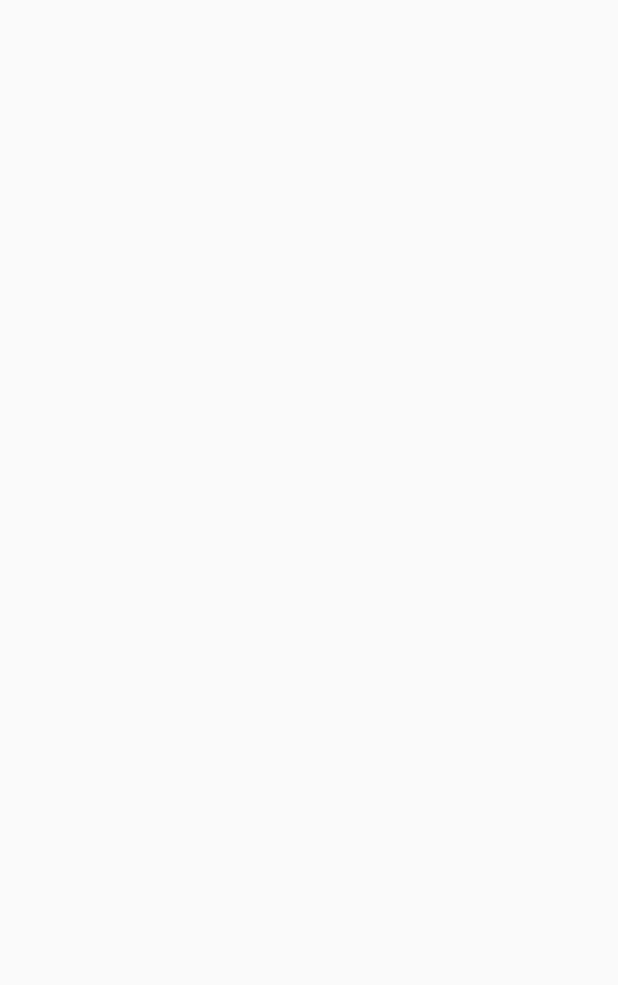
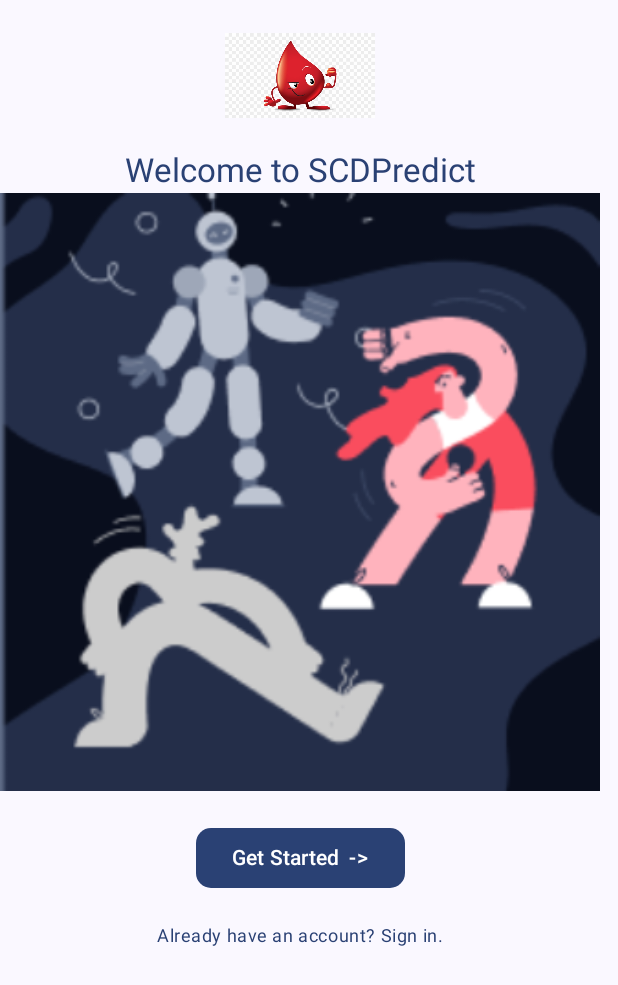
Before and after one commit to SharonWendoh/SCDPredict, an Android app built with Jetpack Compose: the screen it shows after launch (MainActivity), on a phone screen of 412 x 824 dp. Before the commit the part shown is empty. Shown: the top 985 px of the screen. Run offline under Robolectric (Android 15) with nearby library versions, the light colour scheme and no system bars.

Commit message:
Created welcome page and added buttons component

```diff
--- a/app/src/main/java/com/example/scdpredict/Components/Texts.kt
+++ b/app/src/main/java/com/example/scdpredict/Components/Texts.kt
@@ -8,7 +8,7 @@ import androidx.compose.ui.tooling.preview.Preview
 import com.example.scdpredict.ui.theme.SCDPredictTheme
 
 @Composable
-fun normalText(
+fun NormalText(
     modifier: Modifier,
     text: String
 ){
@@ -21,13 +21,37 @@ fun normalText(
 
 }
 
+@Composable
+fun TitleText(
+    modifier: Modifier,
+    text: String
+){
+    Text(text = text,
+    style = MaterialTheme.typography.titleLarge,
+        color = MaterialTheme.colorScheme.primary,
+        modifier = Modifier
+            .then(modifier)
+        )
+}
+
 @Preview
 @Composable
-fun normalTextPreview(){
+fun NormalTextPreview(){
     SCDPredictTheme() {
-        normalText(
+        NormalText(
             modifier = Modifier,
             text = "Sharon Wendoh"
         )
     }
 }
+
+@Preview
+@Composable
+fun TitleTextPreview(){
+    SCDPredictTheme() {
+        TitleText(
+            modifier = Modifier,
+            text = "Sharon Wendoh"
+        )
+    }
+}
--- a/app/src/main/java/com/example/scdpredict/navigation/Navigation.kt
+++ b/app/src/main/java/com/example/scdpredict/navigation/Navigation.kt
@@ -6,7 +6,7 @@ import androidx.navigation.compose.NavHost
 import androidx.navigation.compose.composable
 import androidx.navigation.compose.rememberNavController
 import com.example.scdpredict.screens.animatedSplashScreen
-import com.example.scdpredict.screens.welcome
+import com.example.scdpredict.screens.Welcome
 
 @Composable
 fun Navigation(){
@@ -21,7 +21,7 @@ fun Navigation(){
         }
 
         composable(route = Screen.Welcome.route){
-            welcome()
+            Welcome()
         }
     }
 }
--- a/app/src/main/java/com/example/scdpredict/screens/SplashScreen.kt
+++ b/app/src/main/java/com/example/scdpredict/screens/SplashScreen.kt
@@ -5,7 +5,9 @@ import androidx.compose.animation.core.Animatable
 import androidx.compose.animation.core.tween
 import androidx.compose.foundation.Image
 import androidx.compose.foundation.background
+import androidx.compose.foundation.layout.Arrangement
 import androidx.compose.foundation.layout.Box
+import androidx.compose.foundation.layout.Column
 import androidx.compose.foundation.layout.fillMaxSize
 import androidx.compose.foundation.layout.size
 import androidx.compose.material3.MaterialTheme
@@ -16,10 +18,13 @@ import androidx.compose.ui.Alignment
 import androidx.compose.ui.Modifier
 import androidx.compose.ui.draw.scale
 import androidx.compose.ui.res.painterResource
+import androidx.compose.ui.tooling.preview.Preview
 import androidx.compose.ui.unit.dp
 import androidx.navigation.NavController
+import com.example.scdpredict.Components.NormalText
 import com.example.scdpredict.R
 import com.example.scdpredict.navigation.Screen
+import com.example.scdpredict.ui.theme.SCDPredictTheme
 import kotlinx.coroutines.delay
 
 @Composable
@@ -54,10 +59,16 @@ fun animatedSplashScreen(navController: NavController){
 fun splash(
     modifier: Modifier
 ){
+    Box(modifier = Modifier
+        .background(MaterialTheme.colorScheme.background)
+        .fillMaxSize()){
+        Column(
+            verticalArrangement = Arrangement.Center,
+            horizontalAlignment = Alignment.CenterHorizontally
+        ) {
             Box(
                 modifier = Modifier
                     .background(MaterialTheme.colorScheme.background)
-            .fillMaxSize()
             ){
                 Image(
                     modifier = Modifier
@@ -68,4 +79,18 @@ fun splash(
                     contentDescription = ""
                 )
             }
+            NormalText(modifier = Modifier,
+                text = "Your SCD monitoring and predicting app" )
         }
+    }
+
+
+}
+
+@Preview
+@Composable
+fun splashPreview(){
+    SCDPredictTheme() {
+        splash(modifier = Modifier)
+    }
+}
--- a/app/src/main/java/com/example/scdpredict/screens/WelcomeScreen.kt
+++ b/app/src/main/java/com/example/scdpredict/screens/WelcomeScreen.kt
@@ -1,8 +1,79 @@
 package com.example.scdpredict.screens
 
+import androidx.compose.foundation.Image
+import androidx.compose.foundation.background
+import androidx.compose.foundation.layout.Arrangement
+import androidx.compose.foundation.layout.Box
+import androidx.compose.foundation.layout.Column
+import androidx.compose.foundation.layout.Row
+import androidx.compose.foundation.layout.Spacer
+import androidx.compose.foundation.layout.fillMaxSize
+import androidx.compose.foundation.layout.size
+import androidx.compose.material3.MaterialTheme
 import androidx.compose.runtime.Composable
+import androidx.compose.ui.Alignment
+import androidx.compose.ui.Modifier
+import androidx.compose.ui.res.painterResource
+import androidx.compose.ui.tooling.preview.Preview
+import androidx.compose.ui.unit.dp
+import com.example.scdpredict.Components.ButtonWithRoundedCorner
+import com.example.scdpredict.Components.NormalText
+import com.example.scdpredict.Components.TitleText
+import com.example.scdpredict.R
+import com.example.scdpredict.ui.theme.SCDPredictTheme
 
 @Composable
-fun welcome(){
+fun Welcome(){
+    SCDPredictTheme() {
+        Box(
+            modifier = Modifier
+                .background(MaterialTheme.colorScheme.background)
+                .fillMaxSize(),
+
+            //contentAlignment = Alignment.Center
+        ){
+            Column (
+                verticalArrangement = Arrangement.SpaceBetween,
+                horizontalAlignment = Alignment.CenterHorizontally
+            ){
+                //Spacer(modifier = Modifier.size(40.dp))
+                Image(
+                    painter = painterResource(id =  R.drawable.cover),
+                    contentDescription = "" ,
+                    modifier = Modifier
+                        .size(100.dp)
+                )
+                //Spacer(modifier = Modifier.size(40.dp))
+
+                TitleText(modifier = Modifier,
+                    text = "Welcome to SCDPredict" )
+                //Spacer(modifier = Modifier.size(40.dp))
+
+                Image(
+                    painter = painterResource(id = R.drawable.welcome_image),
+                    contentDescription = "",
+                    modifier = Modifier
+                        .size(400.dp))
+                //Spacer(modifier = Modifier.size(40.dp))
+
+                ButtonWithRoundedCorner(
+                    text = "Get Started  ->",
+                    modifier = Modifier
+                )
+
+                NormalText(modifier =Modifier,
+                    text = "Already have an account? Sign in.")
+            }
+        }
+    }
+
 
 }
+
+@Preview
+@Composable
+fun WelcomePreview(){
+    SCDPredictTheme {
+        Welcome()
+    }
+}
--- a/app/src/main/java/com/example/scdpredict/ui/theme/Color.kt
+++ b/app/src/main/java/com/example/scdpredict/ui/theme/Color.kt
@@ -13,3 +13,4 @@ val Pink40 = Color(0xFF7D5260)
 val White = Color(0xFFFFFFFF)
 val Black = Color(0xFF000000)
 val NavyBlue = Color(0xFF090E1D)
+val RoyalBlue = Color(0xFF0F67FE)
--- a/app/src/main/java/com/example/scdpredict/ui/theme/Theme.kt
+++ b/app/src/main/java/com/example/scdpredict/ui/theme/Theme.kt
@@ -17,14 +17,14 @@ import androidx.core.view.WindowCompat
 
 private val DarkColorScheme = darkColorScheme(
     primary = White,
-    secondary = PurpleGrey80,
+    secondary = RoyalBlue,
     background = NavyBlue,
     tertiary = Pink80
 )
 
 private val LightColorScheme = lightColorScheme(
     primary = Black,
-    secondary = PurpleGrey40,
+    secondary = RoyalBlue,
     background = White,
     tertiary = Pink40
 
```
Also changed, not shown: app/src/main/java/com/example/scdpredict/Components/Buttons.kt (added, +94 -0 lines), app/src/main/res/drawable/welcome_image.png (added). Lines whose indentation alone changed are shown as unchanged.
